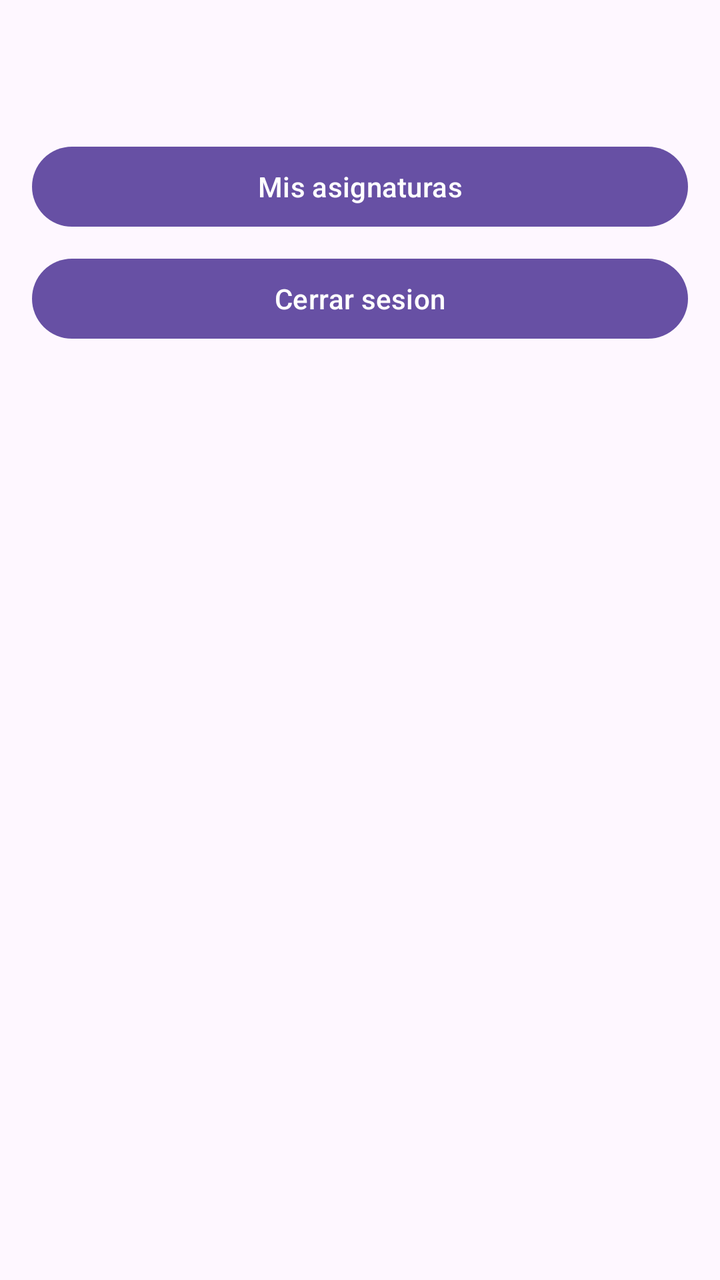
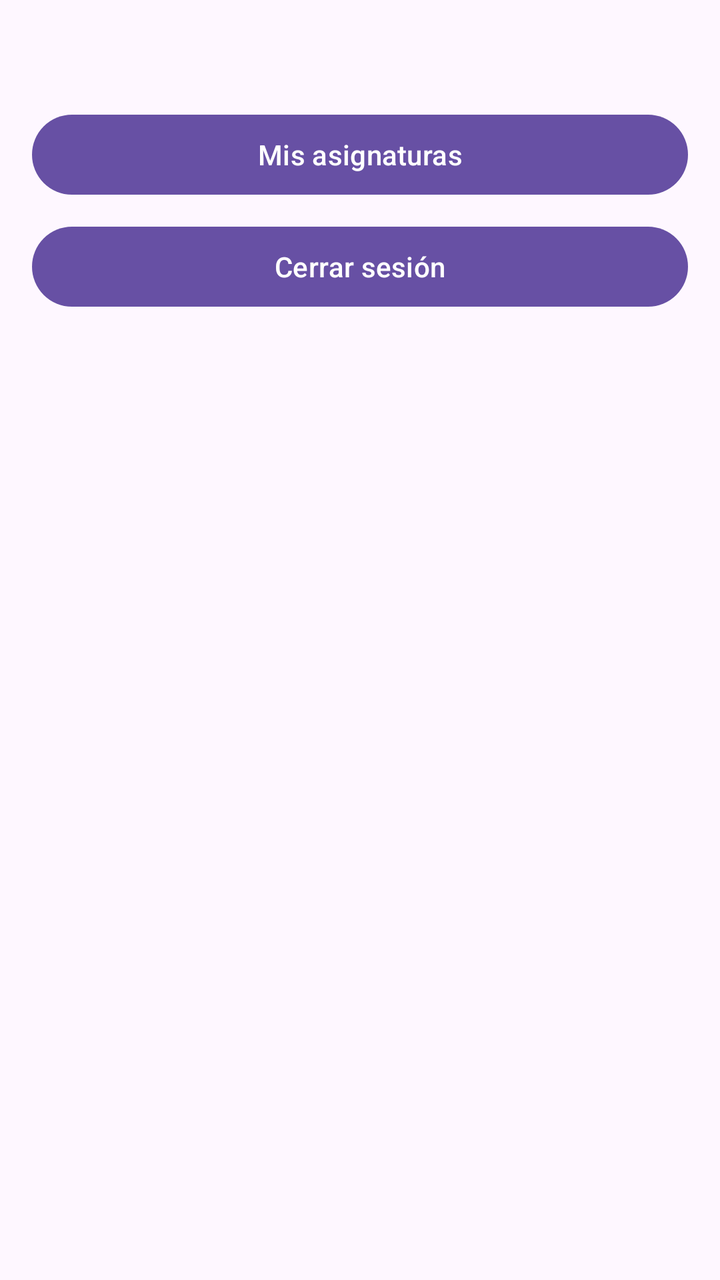

Two renders of the same Android screen: before a commit and after it. Below are the layout's source before the change and the commit's diff.
<!-- AndroidManifest.xml: application theme Theme.TecnicaPomodoro -->
<!-- res/layout/activity_principal.xml -->
<?xml version="1.0" encoding="utf-8"?>
<LinearLayout xmlns:android="http://schemas.android.com/apk/res/android"
    android:layout_width="match_parent"
    android:layout_height="match_parent"
    android:gravity="center_horizontal"
    android:orientation="vertical"
    android:padding="16dp">

    <TextView
        android:id="@+id/tvBienvenida"
        android:layout_width="wrap_content"
        android:layout_height="wrap_content"
        android:textSize="22sp"
        android:textStyle="bold" />

    <Button
        android:id="@+id/btnIrAsignaturas"
        android:layout_width="match_parent"
        android:layout_height="wrap_content"
        android:layout_marginTop="24dp"
        android:text="Mis asignaturas" />

    <Button
        android:id="@+id/btnCerrarSesion"
        android:layout_width="match_parent"
        android:layout_height="wrap_content"
        android:layout_marginTop="8dp"
        android:text="Cerrar sesion" />
</LinearLayout>
<!-- resources referenced by this layout -->
<resources>
  <style name="Theme.TecnicaPomodoro" parent="Base.Theme.TecnicaPomodoro" />
  <style name="Base.Theme.TecnicaPomodoro" parent="Theme.Material3.DayNight.NoActionBar">
          
          
      </style>
</resources>

<!-- the commit's change to res/layout/activity_principal.xml (unified diff, before → after) -->
@@ -17,7 +17,7 @@
         android:id="@+id/btnIrAsignaturas"
         android:layout_width="match_parent"
         android:layout_height="wrap_content"
-        android:layout_marginTop="24dp"
+        android:layout_marginTop="8dp"
         android:text="Mis asignaturas" />
 
     <Button
@@ -25,5 +25,5 @@
         android:layout_width="match_parent"
         android:layout_height="wrap_content"
         android:layout_marginTop="8dp"
-        android:text="Cerrar sesion" />
+        android:text="Cerrar sesión" />
 </LinearLayout>
